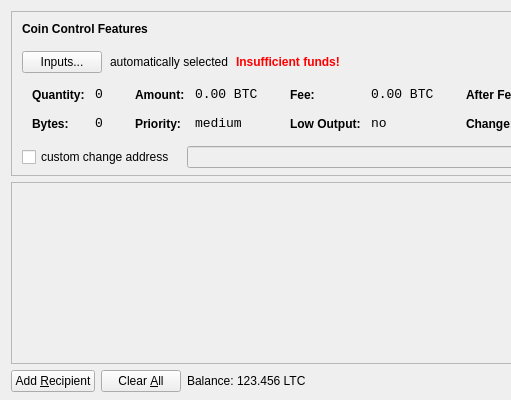
Above: src/qt/forms/sendcoinsdialog.ui from socomj/Illuminati-Coin before the change; both pictures show x 0 to 511 and y 0 to 400 of the 850 by 400 pixel window. Below: the same form after it.
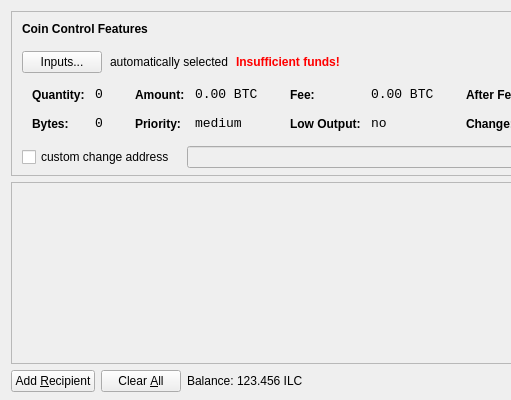
That is the form after the change. Icons and pictures are not drawn.

```diff
--- a/src/qt/forms/sendcoinsdialog.ui
+++ b/src/qt/forms/sendcoinsdialog.ui
@@ -720,7 +720,7 @@
           <cursorShape>IBeamCursor</cursorShape>
          </property>
          <property name="text">
-          <string>123.456 LTC</string>
+          <string>123.456 ILC</string>
          </property>
          <property name="textInteractionFlags">
           <set>Qt::LinksAccessibleByMouse|Qt::TextSelectableByKeyboard|Qt::TextSelectableByMouse</set>
```
